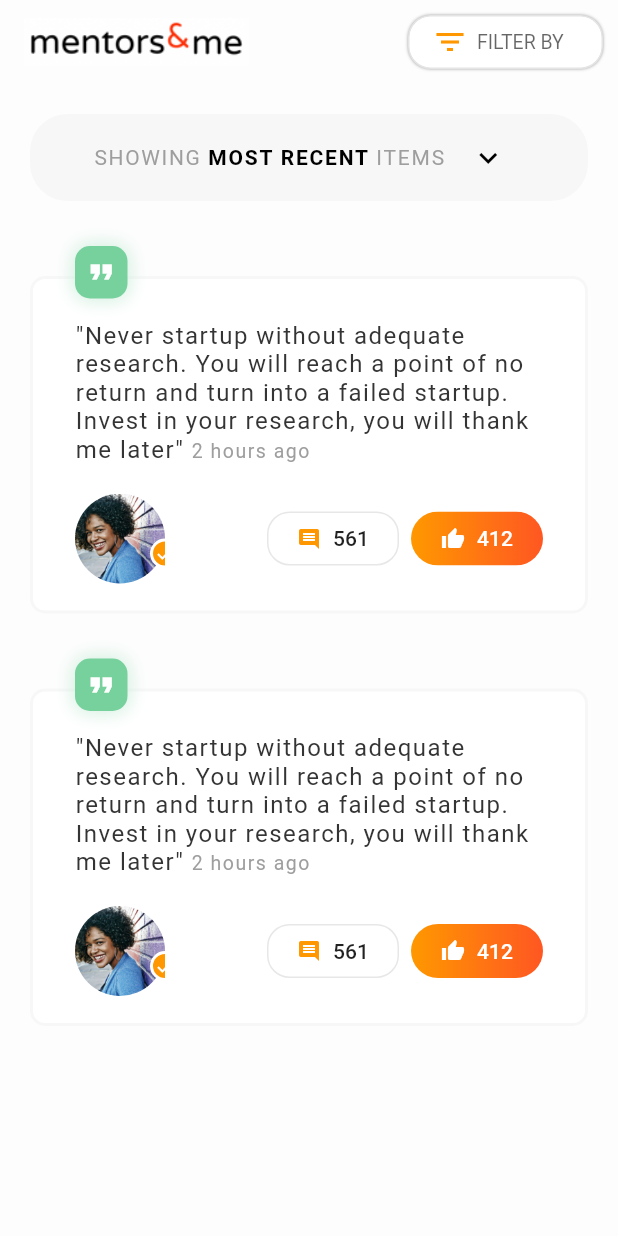
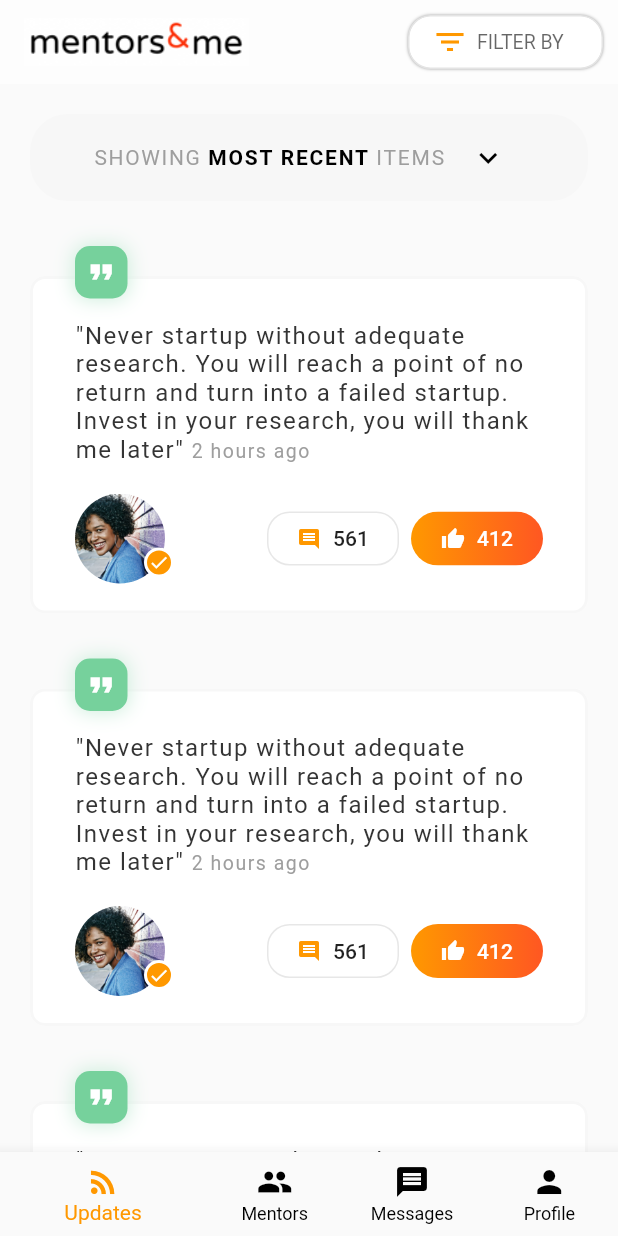
Before and after one commit to codingbbq/mentors_social_app, a Flutter app: the screen it shows after launch, on a phone screen of 412 x 824 dp. Run offline on Flutter 3.47's test engine with Material 2 defaults, Android fonts, the phone set to English and light mode, and no system bars.

Commit message:
Fixing the profile picture and adding botton navigration tab bar

```diff
--- a/lib/pages/updates/updates_card.dart
+++ b/lib/pages/updates/updates_card.dart
@@ -33,9 +33,6 @@ class UpdatesCard extends StatelessWidget {
                 Row(
                   mainAxisAlignment: MainAxisAlignment.spaceBetween,
                   children: <Widget>[
-                    Stack(
-                      children: <Widget>[
-
                     Container(
                       width: 60,
                       height: 60,
@@ -48,13 +45,12 @@ class UpdatesCard extends StatelessWidget {
                           )
                         )
                       ),
-                        ),
-
-                        // Verified Profile
-                        Positioned(
-                          bottom: 10,
-                          right: -10,
-                          child: Container(
+                      child: OverflowBox(
+                        minWidth: 14,
+                        minHeight: 14,
+                        alignment: Alignment(1.30, 0.8),
+                        child: // Verified Profile
+                        Container(
                           width: 20,
                           height: 20,
                           decoration: BoxDecoration(
@@ -71,8 +67,7 @@ class UpdatesCard extends StatelessWidget {
                             color: Colors.white,
                           ),
                         ),
-                        )
-                      ],
+                      ),
                     ),
                     Row(
                       children: <Widget>[
--- a/lib/pages/updates/updates_page.dart
+++ b/lib/pages/updates/updates_page.dart
@@ -14,7 +14,6 @@ class _UpdatesPageState extends State<UpdatesPage> {
   @override
   Widget build(BuildContext context) {
     return Scaffold(
-      backgroundColor: Color(0xFFfdfdfd),
       appBar: AppBar(
         elevation: 0.0,
         backgroundColor: Color(0xFFfdfdfd),
@@ -88,10 +87,36 @@ class _UpdatesPageState extends State<UpdatesPage> {
               MostRecent(),
               UpdatesCard(),
               UpdatesCard(),
+              UpdatesCard(),
             ],
           ),
         ),
       ),
+      bottomNavigationBar: BottomNavigationBar(
+        backgroundColor: Colors.white,
+        selectedItemColor: Colors.orange,
+        unselectedItemColor: Colors.black,
+        currentIndex: 0,
+        showUnselectedLabels: true,
+        items: <BottomNavigationBarItem>[
+          BottomNavigationBarItem(
+            icon: Icon(Icons.rss_feed),
+            title: Text("Updates", style: TextStyle(color: Colors.black, fontSize: 16.0),)
+          ),
+          BottomNavigationBarItem(
+            icon: Icon(Icons.group),
+            title: Text("Mentors", style: TextStyle(color: Colors.black, fontSize: 16.0),)
+          ),
+          BottomNavigationBarItem(
+            icon: Icon(Icons.message),
+            title: Text("Messages", style: TextStyle(color: Colors.black, fontSize: 16.0),)
+          ),
+          BottomNavigationBarItem(
+            icon: Icon(Icons.person),
+            title: Text("Profile", style: TextStyle(color: Colors.black, fontSize: 16.0),)
+          )
+        ],
+      ),
     );
   }
 }
```
Lines whose indentation alone changed are shown as unchanged.
